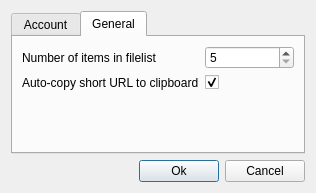
Above: preferences.ui from abnd90/py-cloudapp before the change. Below: the same form after it.
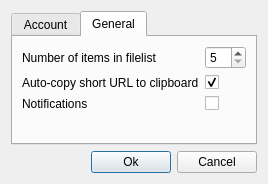
That is the form after the change. The open tabs and pages were chosen to show the change. Icons and pictures are not drawn.

Commit message: libnotify support and preferences dialog bugfixes

```diff
--- a/preferences.ui
+++ b/preferences.ui
@@ -6,8 +6,8 @@
    <rect>
     <x>0</x>
     <y>0</y>
-    <width>316</width>
-    <height>193</height>
+    <width>242</width>
+    <height>184</height>
    </rect>
   </property>
   <property name="windowTitle">
@@ -102,6 +102,20 @@
          </property>
         </widget>
        </item>
+       <item row="2" column="0">
+        <widget class="QLabel" name="label_5">
+         <property name="text">
+          <string>Notifications</string>
+         </property>
+        </widget>
+       </item>
+       <item row="2" column="1">
+        <widget class="QCheckBox" name="notificationCheckBox">
+         <property name="text">
+          <string/>
+         </property>
+        </widget>
+       </item>
       </layout>
      </widget>
     </widget>
```
Left out of the diff: 10 changed lines with no effect on the pictures. The commit also changes 8 other files.
